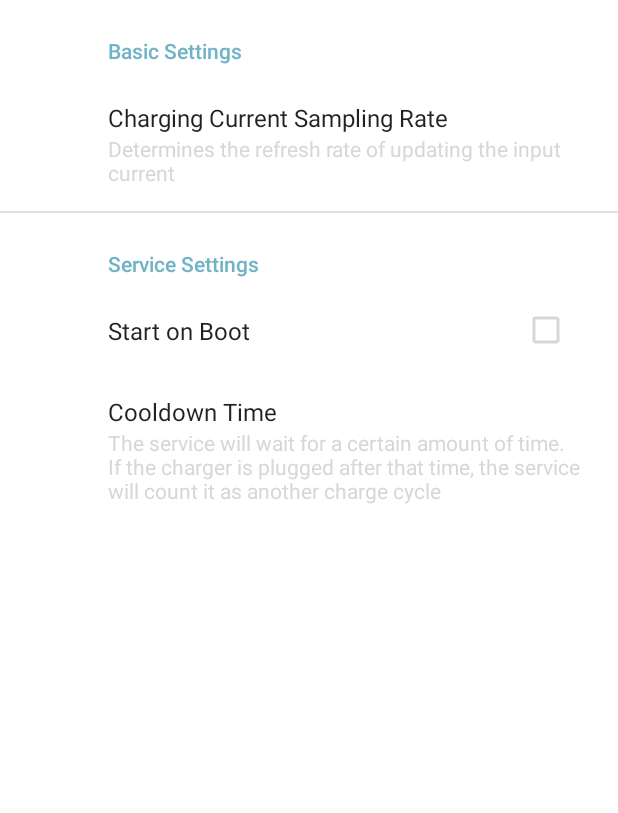
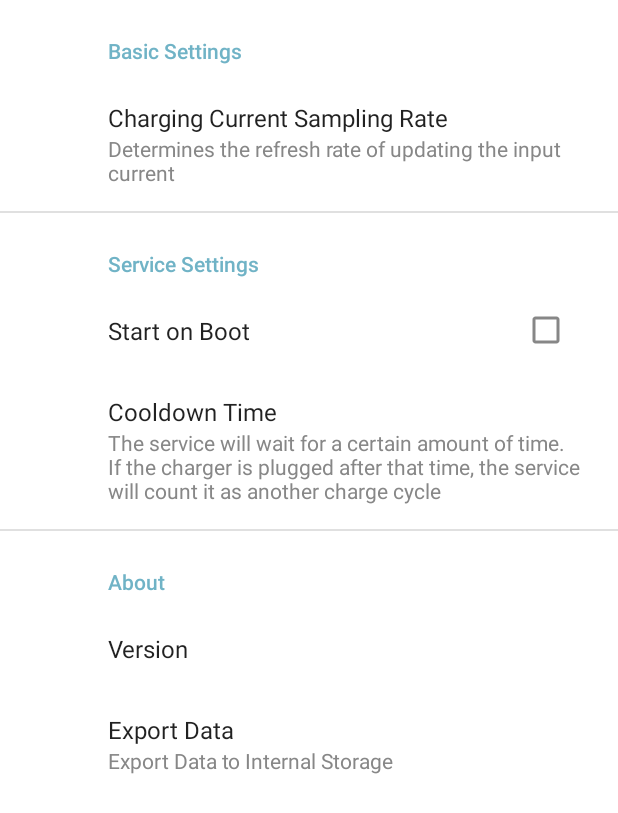
Before and after one commit to Esarve/BetterE, an Android app: the fragment FragmentSettings shown on its own in the app's theme, on a phone screen of 412 x 824 dp. Shown: the top 813 px of the screen. Run offline under Robolectric (Android 15) with nearby library versions, the phone set to English and light mode, and no system bars; our stand-ins replace androidx.preference; Roboto replaces fonts that are not available here; 2 statements that could not run were skipped.

Commit message:
Updated Preference

```diff
--- a/app/build.gradle
+++ b/app/build.gradle
@@ -12,7 +12,7 @@
         minSdkVersion 23
         targetSdkVersion 30
         versionCode 1
-        versionName "1.0"
+        versionName "0.1 Alpha"
 
         testInstrumentationRunner "androidx.test.runner.AndroidJUnitRunner"
     }
--- a/app/src/main/java/com/sourav/bettere/fragments/FragmentSettings.kt
+++ b/app/src/main/java/com/sourav/bettere/fragments/FragmentSettings.kt
@@ -4,12 +4,15 @@
 
 package com.sourav.bettere.fragments
 
+import android.content.pm.PackageManager
 import android.os.Bundle
 import android.text.InputType
 import androidx.preference.EditTextPreference
+import androidx.preference.Preference
 import androidx.preference.PreferenceFragmentCompat
 import com.sourav.bettere.R
 import com.sourav.bettere.utils.Constants
+
 
 class FragmentSettings : PreferenceFragmentCompat() {
 
@@ -23,6 +26,7 @@
         setPreferencesFromResource(R.xml.preference_ui, rootKey)
         val cdTimePref = findPreference<EditTextPreference>("prefkey_cdtime")
         val sampleRatePref = findPreference<EditTextPreference>("prefkey_samplerate")
+        val dummyPrefVersion = findPreference<Preference>("pref_version")
         cdTimePref!!.dialogMessage = Constants.PREF_DIALOG_TITLE_CDTIME
         cdTimePref.setOnBindEditTextListener { editText ->
             editText.inputType = InputType.TYPE_CLASS_NUMBER
@@ -32,6 +36,20 @@
         sampleRatePref.setOnBindEditTextListener { editText ->
             editText.inputType = InputType.TYPE_CLASS_NUMBER
         }
+
+        dummyPrefVersion!!.summary = getVersion()
+
+    }
+
+    private fun getVersion(): String {
+        try {
+            val pInfo =
+                requireContext().packageManager.getPackageInfo(requireContext().packageName, 0)
+            return pInfo.versionName
+        } catch (e: PackageManager.NameNotFoundException) {
+            e.printStackTrace()
+        }
+        return ""
     }
 
 }
--- a/app/src/main/res/xml/preference_ui.xml
+++ b/app/src/main/res/xml/preference_ui.xml
@@ -41,4 +41,20 @@
             android:summary="The service will wait for a certain amount of time. If the charger is plugged after that time, the service will count it as another charge cycle"
             android:title="Cooldown Time" />
     </PreferenceCategory>
+
+    <PreferenceCategory android:title="About">
+        <Preference
+            android:selectable="false"
+            android:enabled="true"
+            android:key="pref_version"
+            android:title="Version"
+            android:summary="1.00" />
+    </PreferenceCategory>
+
+    <Preference
+        android:selectable="false"
+        android:enabled="true"
+        android:key="pref_export"
+        android:title="Export Data"
+        android:summary="Export Data to Internal Storage" />
 </PreferenceScreen>
```
Also changed, not shown: app/src/main/res/values/colors.xml (+1 -17 lines).
